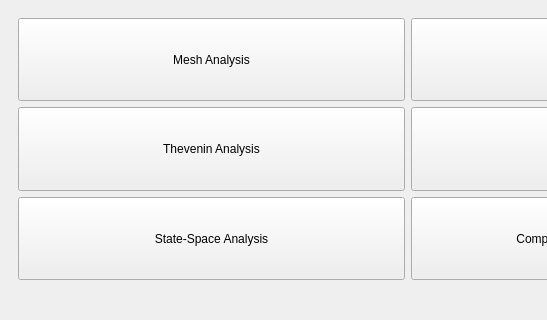
Qt form GUI/AnalysisOptions.ui (ainsley-n/cs425_team39) before a commit; both pictures show x 0 to 547 and y 305 to 625 of the 815 by 625 pixel window.
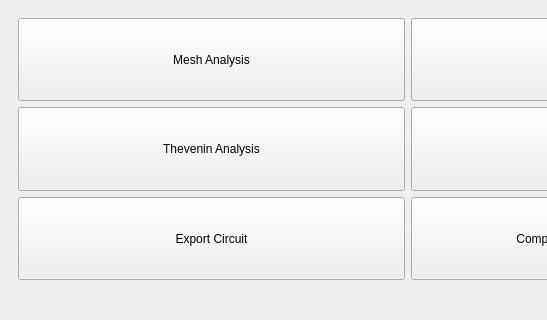
The same form after that commit.

Commit message: Refactored GUI to maintain reference to PDFs

The edit to the form file:
```diff
--- a/GUI/AnalysisOptions.ui
+++ b/GUI/AnalysisOptions.ui
@@ -113,7 +113,7 @@
              </sizepolicy>
             </property>
             <property name="text">
-             <string>State-Space Analysis</string>
+             <string>Export Circuit</string>
             </property>
            </widget>
           </item>
```
The commit also changes 6 other files.
